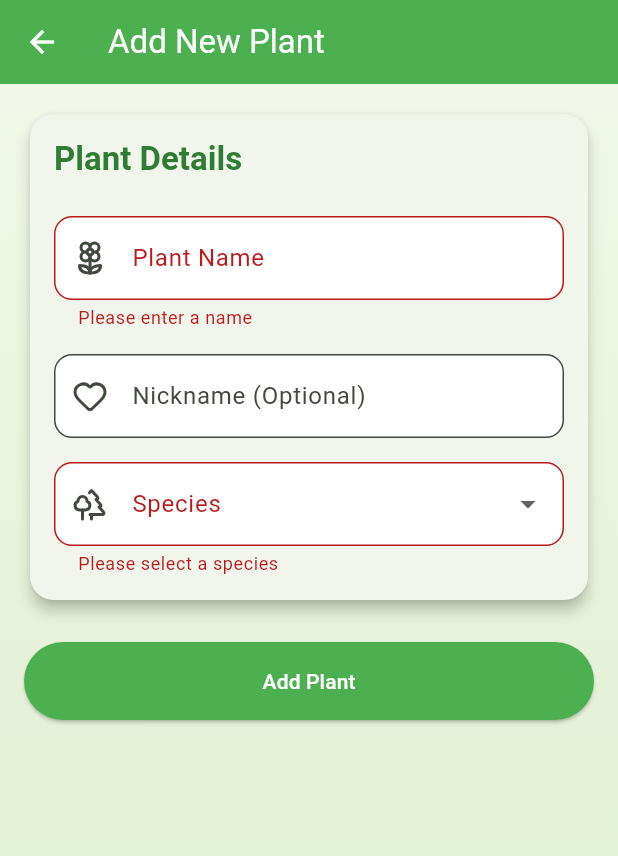
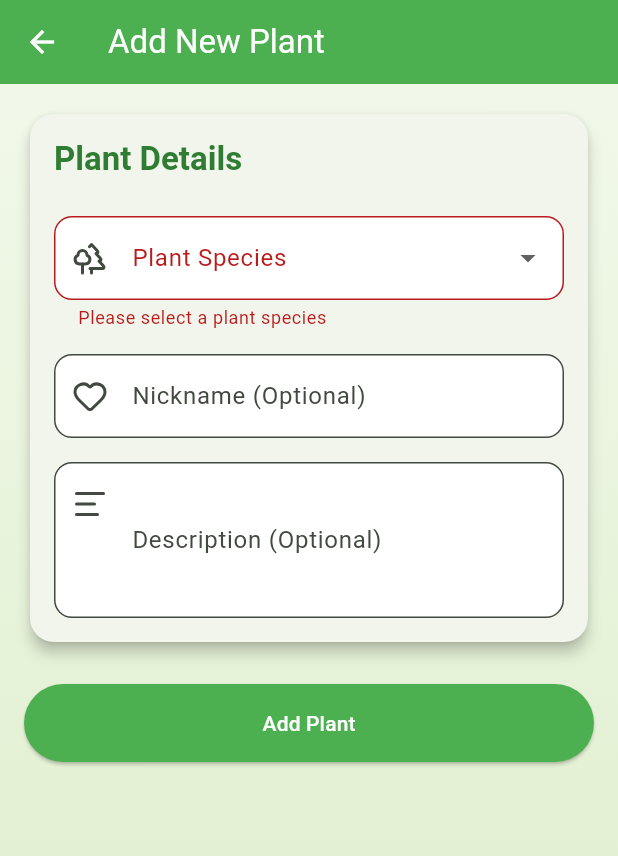
Before and after one commit to Ansh934/poudha, a Flutter app: the CreatePlantPage screen opened by its route, after a tap on "Add Plant", on a phone screen of 412 x 824 dp. Shown: the top 856 px of the screen. Run offline on Flutter 3.47's test engine with Material 3 defaults, Android fonts, the light colour scheme and no system bars; our stand-ins replace lucide_icons.

Commit message:
Refactor CreatePlantPage form layout and add description field
- Removed redundant name input field
- Reordered form fields for better user experience
- Added optional description field with multi-line support
- Updated species dropdown label for clarity

```diff
--- a/lib/pages/create_plant_page.dart
+++ b/lib/pages/create_plant_page.dart
@@ -12,14 +12,14 @@ class CreatePlantPage extends StatefulWidget {
 
 class _CreatePlantPageState extends State<CreatePlantPage> {
   final _formKey = GlobalKey<FormState>();
-  final _nameController = TextEditingController();
   final _nicknameController = TextEditingController();
+  final _descriptionController = TextEditingController();
   PlantSpecies? _selectedSpecies;
 
   @override
   void dispose() {
-    _nameController.dispose();
     _nicknameController.dispose();
+    _descriptionController.dispose();
     super.dispose();
   }
 
@@ -65,44 +65,10 @@ class _CreatePlantPageState extends State<CreatePlantPage> {
                             ),
                       ),
                       const SizedBox(height: 24),
-                      TextFormField(
-                        controller: _nameController,
-                        decoration: InputDecoration(
-                          labelText: 'Plant Name',
-                          hintText: 'Enter a name for your plant',
-                          prefixIcon: const Icon(LucideIcons.flower2),
-                          filled: true,
-                          fillColor: AppColors.white,
-                          border: OutlineInputBorder(
-                            borderRadius: BorderRadius.circular(12),
-                          ),
-                        ),
-                        validator: (value) {
-                          if (value == null || value.isEmpty) {
-                            return 'Please enter a name';
-                          }
-                          return null;
-                        },
-                      ),
-                      const SizedBox(height: 16),
-                      TextFormField(
-                        controller: _nicknameController,
-                        decoration: InputDecoration(
-                          labelText: 'Nickname (Optional)',
-                          hintText: 'Give your plant a nickname',
-                          prefixIcon: const Icon(LucideIcons.heart),
-                          filled: true,
-                          fillColor: AppColors.white,
-                          border: OutlineInputBorder(
-                            borderRadius: BorderRadius.circular(12),
-                          ),
-                        ),
-                      ),
-                      const SizedBox(height: 16),
                       DropdownButtonFormField<PlantSpecies>(
                         value: _selectedSpecies,
                         decoration: InputDecoration(
-                          labelText: 'Species',
+                          labelText: 'Plant Species',
                           prefixIcon: const Icon(LucideIcons.trees),
                           filled: true,
                           fillColor: AppColors.white,
@@ -136,10 +102,42 @@ class _CreatePlantPageState extends State<CreatePlantPage> {
                         },
                         validator: (value) {
                           if (value == null) {
-                            return 'Please select a species';
+                            return 'Please select a plant species';
                           }
                           return null;
                         },
+                      ),
+                      const SizedBox(height: 16),
+                      TextFormField(
+                        controller: _nicknameController,
+                        decoration: InputDecoration(
+                          labelText: 'Nickname (Optional)',
+                          hintText: 'Give your plant a nickname',
+                          prefixIcon: const Icon(LucideIcons.heart),
+                          filled: true,
+                          fillColor: AppColors.white,
+                          border: OutlineInputBorder(
+                            borderRadius: BorderRadius.circular(12),
+                          ),
+                        ),
+                      ),
+                      const SizedBox(height: 16),
+                      TextFormField(
+                        controller: _descriptionController,
+                        maxLines: 3,
+                        decoration: InputDecoration(
+                          labelText: 'Description (Optional)',
+                          hintText: 'Add notes about your plant',
+                          prefixIcon: const Padding(
+                            padding: EdgeInsets.only(bottom: 48),
+                            child: Icon(LucideIcons.text),
+                          ),
+                          filled: true,
+                          fillColor: AppColors.white,
+                          border: OutlineInputBorder(
+                            borderRadius: BorderRadius.circular(12),
+                          ),
+                        ),
                       ),
                     ],
                   ),
```
